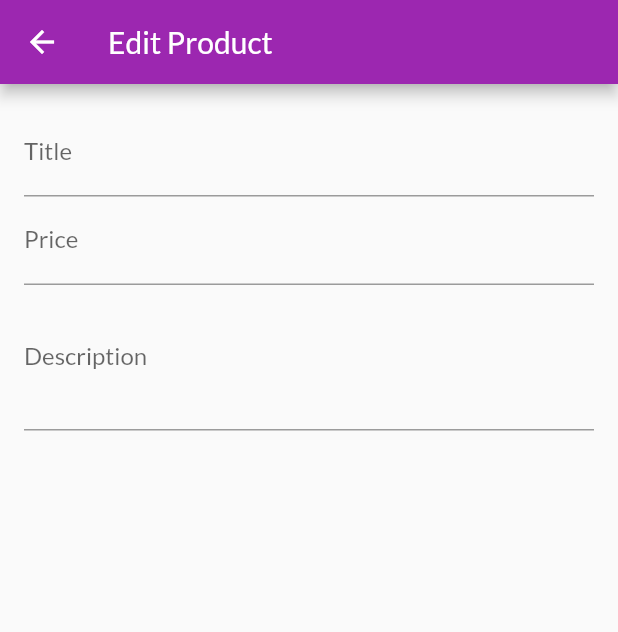
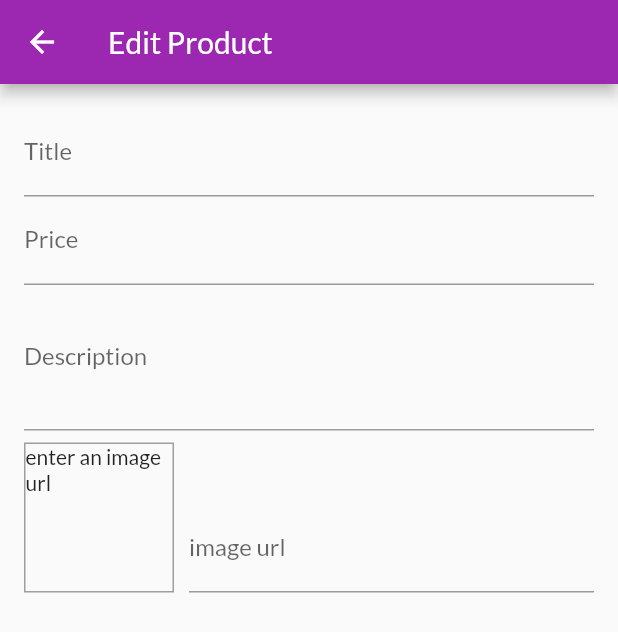
Before and after one commit to walid-yahia-mahammed/shop_app, a Flutter app: the EditProductScreen screen opened by its route, on a phone screen of 412 x 824 dp. Shown: the top 632 px of the screen. Run offline on Flutter 3.47's test engine with Material 2 defaults, Android fonts, the phone set to English and light mode, and no system bars; network calls fail.

Commit message:
add image url and image preview

```diff
--- a/lib/screens/edit_product_screen.dart
+++ b/lib/screens/edit_product_screen.dart
@@ -9,13 +9,31 @@ class EditProductScreen extends StatefulWidget {
 class _EditProductScreenState extends State<EditProductScreen> {
   final _priceFocusNode = FocusNode();
   final _descriptionFocusNode = FocusNode();
+  final _imageUrlController = TextEditingController();
+  final _imageUrlFocusNode = FocusNode();
+
+  @override
+  void initState() {
+    _imageUrlFocusNode.addListener(_updateImageUrl);
+    // TODO: implement initState
+    super.initState();
+  }
 
   @override
   void dispose() {
+    _imageUrlFocusNode.removeListener(_updateImageUrl);
     _priceFocusNode.dispose();
     _descriptionFocusNode.dispose();
+    _imageUrlController.dispose();
+    _imageUrlFocusNode.dispose();
 
     super.dispose();
+  }
+
+  void _updateImageUrl() {
+    if (!_imageUrlFocusNode.hasFocus) {
+      setState(() {});
+    }
   }
 
   @override
@@ -51,6 +69,43 @@ class _EditProductScreenState extends State<EditProductScreen> {
                 focusNode: _descriptionFocusNode,
                 keyboardType: TextInputType.multiline,
               ),
+              Row(
+                crossAxisAlignment: CrossAxisAlignment.end,
+                children: [
+                  Container(
+                    width: 100,
+                    height: 100,
+                    margin: EdgeInsets.only(
+                      top: 8,
+                      right: 10,
+                    ),
+                    decoration: BoxDecoration(
+                      border: Border.all(
+                        width: 1,
+                        color: Colors.grey,
+                      ),
+                    ),
+                    child: _imageUrlController.text.isEmpty
+                        ? Text('enter an image url')
+                        : FittedBox(
+                            child: Image.network(_imageUrlController.text),
+                            fit: BoxFit.contain,
+                          ),
+                  ),
+                  Expanded(
+                    child: TextFormField(
+                      decoration: InputDecoration(labelText: 'image url'),
+                      keyboardType: TextInputType.url,
+                      textInputAction: TextInputAction.done,
+                      controller: _imageUrlController,
+                      focusNode: _imageUrlFocusNode,
+                      onEditingComplete: () {
+                        setState(() {});
+                      },
+                    ),
+                  ),
+                ],
+              )
             ],
           ),
         ),
--- a/lib/screens/user_products_screen.dart
+++ b/lib/screens/user_products_screen.dart
@@ -1,10 +1,12 @@
 import 'package:flutter/material.dart';
 import 'package:provider/provider.dart';
-import 'package:shop_app/widgets/app_drawer.dart';
 
 import '../providers/products_provider.dart';
 
+import '../widgets/app_drawer.dart';
 import '../widgets/user_product_item.dart';
+
+import './edit_product_screen.dart';
 
 class UserProductsScreen extends StatelessWidget {
   static const routeName = '/userProducts';
@@ -17,7 +19,9 @@ class UserProductsScreen extends StatelessWidget {
         title: Text('your products'),
         actions: [
           IconButton(
-            onPressed: () {},
+            onPressed: () {
+              Navigator.of(context).pushNamed(EditProductScreen.routeName);
+            },
             icon: Icon(Icons.add),
           )
         ],
```
